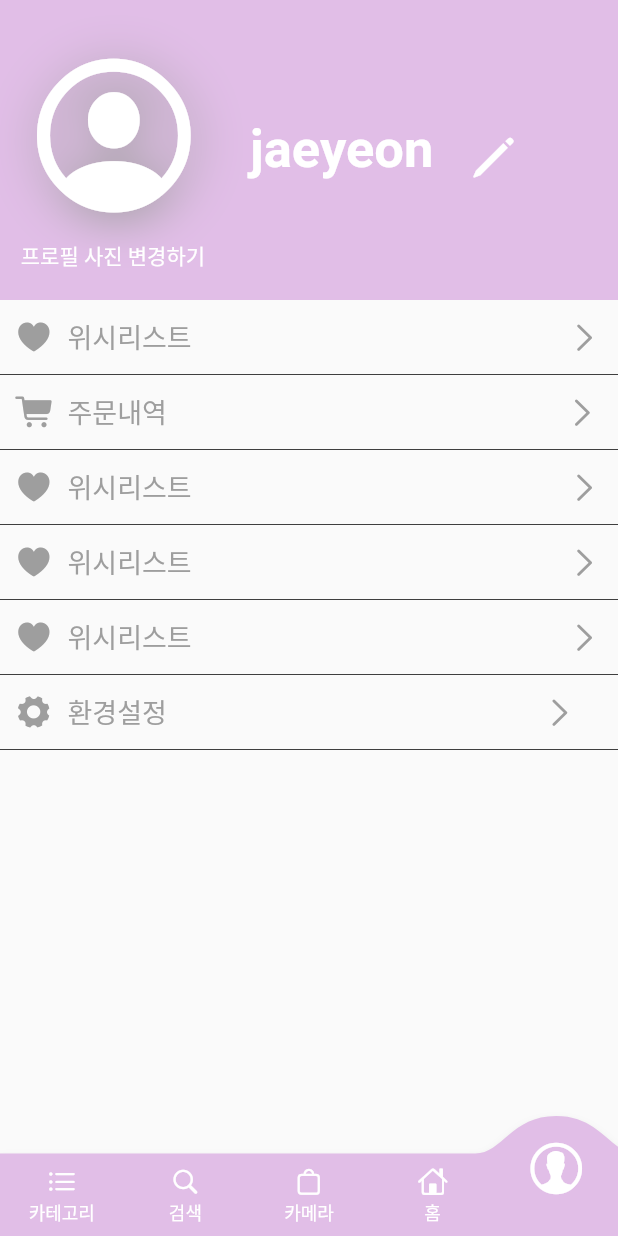
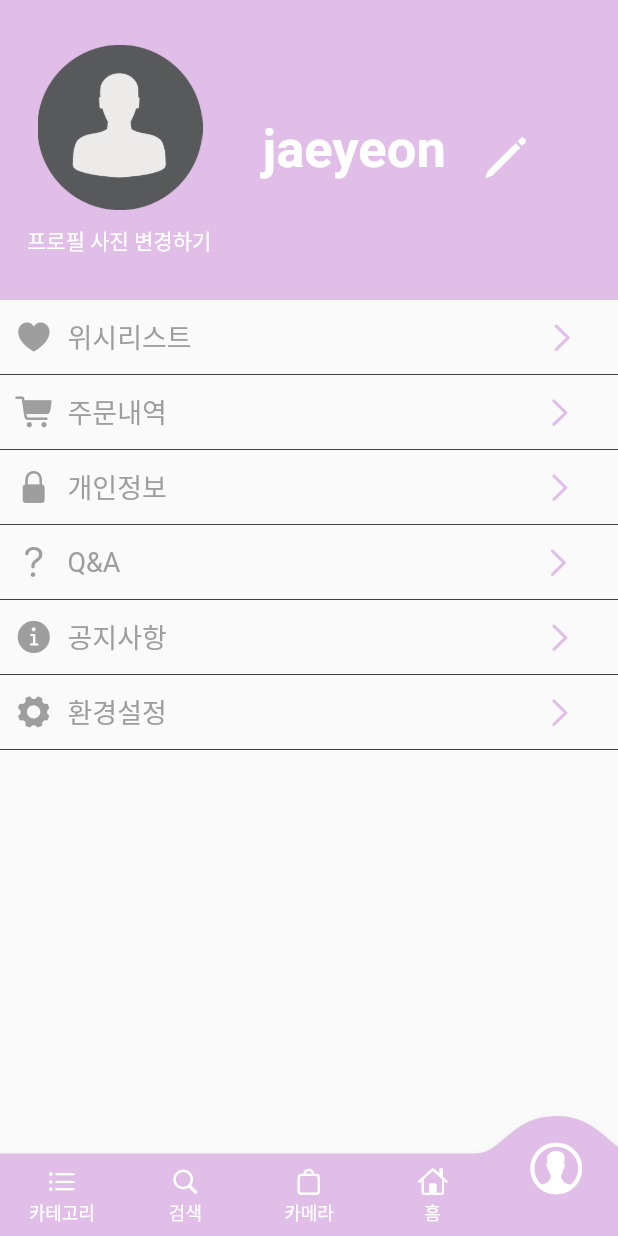
Before and after one commit to Kim-jaeyeon/sampleapp2, a Flutter app: the screen it shows after launch, item 5 of the bottom bar chosen, on a phone screen of 412 x 824 dp. Run offline on Flutter 3.47's test engine with Material 2 defaults, Android fonts, the phone set to English and light mode, and no system bars; drawn by our look-alikes of convex_bottom_bar; our stand-ins replace carousel_slider, flutter_native_splash, google_fonts.

```diff
--- a/lib/main.dart
+++ b/lib/main.dart
@@ -3,6 +3,7 @@ import 'package:flutter/cupertino.dart';
 import 'package:google_fonts/google_fonts.dart';
 import 'package:carousel_slider/carousel_slider.dart';
 import 'package:convex_bottom_bar/convex_bottom_bar.dart';
+import 'package:flutter_native_splash/flutter_native_splash.dart';
 
 import 'package:sampleapp2/category.dart';
 import 'package:sampleapp2/cameraPage.dart';
@@ -18,12 +19,19 @@ final dummyItems = [
 ];
 
 void main() {
+
+  WidgetsBinding widgetsBinding=WidgetsFlutterBinding.ensureInitialized();
+  FlutterNativeSplash.preserve(widgetsBinding: widgetsBinding);
   runApp(const MyApp());
 }
 
 class MyApp extends StatelessWidget {
   const MyApp({Key? key}) : super(key: key);
 
+  @override
+  void dispose(){
+    FlutterNativeSplash.remove();
+  }
   // This widget is the root of your application.
   @override
   Widget build(BuildContext context) {
@@ -52,9 +60,6 @@ class MyHomePage extends StatefulWidget {
   // always marked "final".
 
   final String title;
-
-
-
 
 
   @override
@@ -92,6 +97,7 @@ class _MyHomePageState extends State<MyHomePage> {
             _index=index;
           });
         },
+
         height: 55,
         backgroundColor: Colors.purple[100],
         activeColor: Colors.purple[100],
--- a/lib/myPage.dart
+++ b/lib/myPage.dart
@@ -37,16 +37,10 @@ class _myPageState extends State<myPage> {
               children: [
                 Padding(
                   padding: const EdgeInsets.only(left: 15, top: 30, bottom: 10),
-                  child: Icon(
-                    CupertinoIcons.profile_circled,
-                    color: Colors.white,
-                    size: 120,
-                    shadows: [
-                      Shadow(
-                          color: Colors.grey,
-                          offset: Offset(2, 4),
-                          blurRadius: 40)
-                    ],
+                  child: Image.asset(
+                    'assets/basic_profile.png',
+                    width: 130,
+                    height: 110,
                   ),
                 ),
                 InkWell(
@@ -90,7 +84,7 @@ class _myPageState extends State<myPage> {
       crossAxisAlignment: CrossAxisAlignment.center,
       children: [
         InkWell(
-          onTap: (){},
+          onTap: () {},
           child: Container(
               decoration: BoxDecoration(
                 border: Border(bottom: BorderSide(width: 0.5)),
@@ -99,9 +93,17 @@ class _myPageState extends State<myPage> {
               height: 50,
               child: Row(
                 children: [
-                  SizedBox(width: 10,),
-                  Icon(CupertinoIcons.heart_fill,color: Colors.grey,size:25,),
-                  SizedBox(width: 10,),
+                  SizedBox(
+                    width: 10,
+                  ),
+                  Icon(
+                    CupertinoIcons.heart_fill,
+                    color: Colors.grey,
+                    size: 25,
+                  ),
+                  SizedBox(
+                    width: 10,
+                  ),
                   Text('위시리스트',
                       style: GoogleFonts.notoSansNKo(
                         textStyle: TextStyle(
@@ -110,12 +112,18 @@ class _myPageState extends State<myPage> {
                         ),
                       ),
                       textAlign: TextAlign.left),
-                  SizedBox(width: 250,),
-                  Icon(CupertinoIcons.right_chevron,color: Colors.grey,)
+                  SizedBox(
+                    width: 235,
+                  ),
+                  Icon(
+                    CupertinoIcons.right_chevron,
+                    color: Colors.purple[100],
+                  )
                 ],
               )),
-        ),InkWell(
-          onTap: (){},
+        ),
+        InkWell(
+          onTap: () {},
           child: Container(
               decoration: BoxDecoration(
                 border: Border(bottom: BorderSide(width: 0.5)),
@@ -124,9 +132,17 @@ class _myPageState extends State<myPage> {
               height: 50,
               child: Row(
                 children: [
-                  SizedBox(width: 10,),
-                  Icon(CupertinoIcons.cart_fill,color: Colors.grey,size:25,),
-                  SizedBox(width: 10,),
+                  SizedBox(
+                    width: 10,
+                  ),
+                  Icon(
+                    CupertinoIcons.cart_fill,
+                    color: Colors.grey,
+                    size: 25,
+                  ),
+                  SizedBox(
+                    width: 10,
+                  ),
                   Text('주문내역',
                       style: GoogleFonts.notoSansNKo(
                         textStyle: TextStyle(
@@ -135,13 +151,18 @@ class _myPageState extends State<myPage> {
                         ),
                       ),
                       textAlign: TextAlign.left),
-                  SizedBox(width: 265,),
-                  Icon(CupertinoIcons.right_chevron,color: Colors.grey,)
+                  SizedBox(
+                    width: 250,
+                  ),
+                  Icon(
+                    CupertinoIcons.right_chevron,
+                    color: Colors.purple[100],
+                  )
                 ],
               )),
         ),
         InkWell(
-          onTap: (){},
+          onTap: () {},
           child: Container(
               decoration: BoxDecoration(
                 border: Border(bottom: BorderSide(width: 0.5)),
@@ -150,10 +171,18 @@ class _myPageState extends State<myPage> {
               height: 50,
               child: Row(
                 children: [
-                  SizedBox(width: 10,),
-                  Icon(CupertinoIcons.heart_fill,color: Colors.grey,size:25,),
-                  SizedBox(width: 10,),
-                  Text('위시리스트',
+                  SizedBox(
+                    width: 10,
+                  ),
+                  Icon(
+                    CupertinoIcons.lock_fill,
+                    color: Colors.grey,
+                    size: 25,
+                  ),
+                  SizedBox(
+                    width: 10,
+                  ),
+                  Text('개인정보',
                       style: GoogleFonts.notoSansNKo(
                         textStyle: TextStyle(
                           fontSize: 18,
@@ -161,13 +190,18 @@ class _myPageState extends State<myPage> {
                         ),
                       ),
                       textAlign: TextAlign.left),
-                  SizedBox(width: 250,),
-                  Icon(CupertinoIcons.right_chevron,color: Colors.grey,)
+                  SizedBox(
+                    width: 250,
+                  ),
+                  Icon(
+                    CupertinoIcons.right_chevron,
+                    color: Colors.purple[100],
+                  )
                 ],
               )),
         ),
         InkWell(
-          onTap: (){},
+          onTap: () {},
           child: Container(
               decoration: BoxDecoration(
                 border: Border(bottom: BorderSide(width: 0.5)),
@@ -176,10 +210,18 @@ class _myPageState extends State<myPage> {
               height: 50,
               child: Row(
                 children: [
-                  SizedBox(width: 10,),
-                  Icon(CupertinoIcons.heart_fill,color: Colors.grey,size:25,),
-                  SizedBox(width: 10,),
-                  Text('위시리스트',
+                  SizedBox(
+                    width: 10,
+                  ),
+                  Icon(
+                    CupertinoIcons.question,
+                    color: Colors.grey,
+                    size: 25,
+                  ),
+                  SizedBox(
+                    width: 10,
+                  ),
+                  Text('Q&A',
                       style: GoogleFonts.notoSansNKo(
                         textStyle: TextStyle(
                           fontSize: 18,
@@ -187,13 +229,18 @@ class _myPageState extends State<myPage> {
                         ),
                       ),
                       textAlign: TextAlign.left),
-                  SizedBox(width: 250,),
-                  Icon(CupertinoIcons.right_chevron,color: Colors.grey,)
+                  SizedBox(
+                    width: 280,
+                  ),
+                  Icon(
+                    CupertinoIcons.right_chevron,
+                    color: Colors.purple[100],
+                  )
                 ],
               )),
         ),
         InkWell(
-          onTap: (){},
+          onTap: () {},
           child: Container(
               decoration: BoxDecoration(
                 border: Border(bottom: BorderSide(width: 0.5)),
@@ -202,10 +249,18 @@ class _myPageState extends State<myPage> {
               height: 50,
               child: Row(
                 children: [
-                  SizedBox(width: 10,),
-                  Icon(CupertinoIcons.heart_fill,color: Colors.grey,size:25,),
-                  SizedBox(width: 10,),
-                  Text('위시리스트',
+                  SizedBox(
+                    width: 10,
+                  ),
+                  Icon(
+                    CupertinoIcons.info_circle_fill,
+                    color: Colors.grey,
+                    size: 25,
+                  ),
+                  SizedBox(
+                    width: 10,
+                  ),
+                  Text('공지사항',
                       style: GoogleFonts.notoSansNKo(
                         textStyle: TextStyle(
                           fontSize: 18,
@@ -213,13 +268,18 @@ class _myPageState extends State<myPage> {
                         ),
                       ),
                       textAlign: TextAlign.left),
-                  SizedBox(width: 250,),
-                  Icon(CupertinoIcons.right_chevron,color: Colors.grey,)
+                  SizedBox(
+                    width: 250,
+                  ),
+                  Icon(
+                    CupertinoIcons.right_chevron,
+                    color: Colors.purple[100],
+                  )
                 ],
               )),
         ),
         InkWell(
-          onTap: (){},
+          onTap: () {},
           child: Container(
               decoration: BoxDecoration(
                 border: Border(bottom: BorderSide(width: 0.5)),
@@ -228,9 +288,17 @@ class _myPageState extends State<myPage> {
               height: 50,
               child: Row(
                 children: [
-                  SizedBox(width: 10,),
-                  Icon(CupertinoIcons.gear_alt_fill,color: Colors.grey,size:25,),
-                  SizedBox(width: 10,),
+                  SizedBox(
+                    width: 10,
+                  ),
+                  Icon(
+                    CupertinoIcons.gear_alt_fill,
+                    color: Colors.grey,
+                    size: 25,
+                  ),
+                  SizedBox(
+                    width: 10,
+                  ),
                   Text('환경설정',
                       style: GoogleFonts.notoSansNKo(
                         textStyle: TextStyle(
@@ -239,12 +307,16 @@ class _myPageState extends State<myPage> {
                         ),
                       ),
                       textAlign: TextAlign.left),
-                  SizedBox(width: 250,),
-                  Icon(CupertinoIcons.right_chevron,color: Colors.grey,)
+                  SizedBox(
+                    width: 250,
+                  ),
+                  Icon(
+                    CupertinoIcons.right_chevron,
+                    color: Colors.purple[100],
+                  )
                 ],
               )),
         ),
-
       ],
     );
   }
```
Also changed, not shown: pubspec.yaml (+11 -0 lines), assets/basic_profile.png (added), pubspec.lock, 35 other files.
